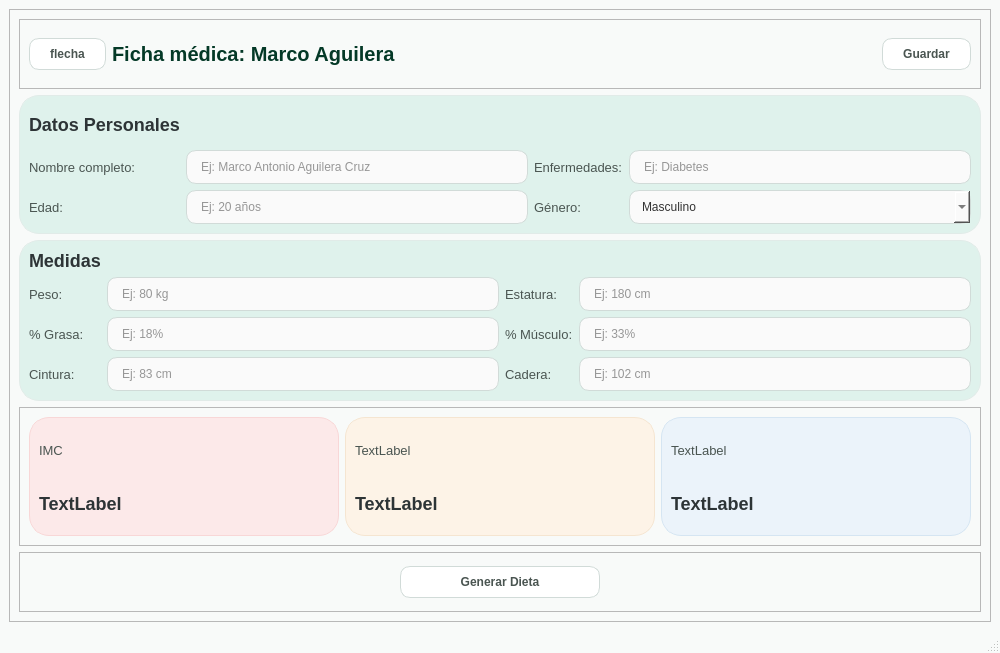
Before: the Qt Designer form views/ficha.ui in marcoaguilera2005maac-svg/planesAlimenticios, drawn with Qt 5.
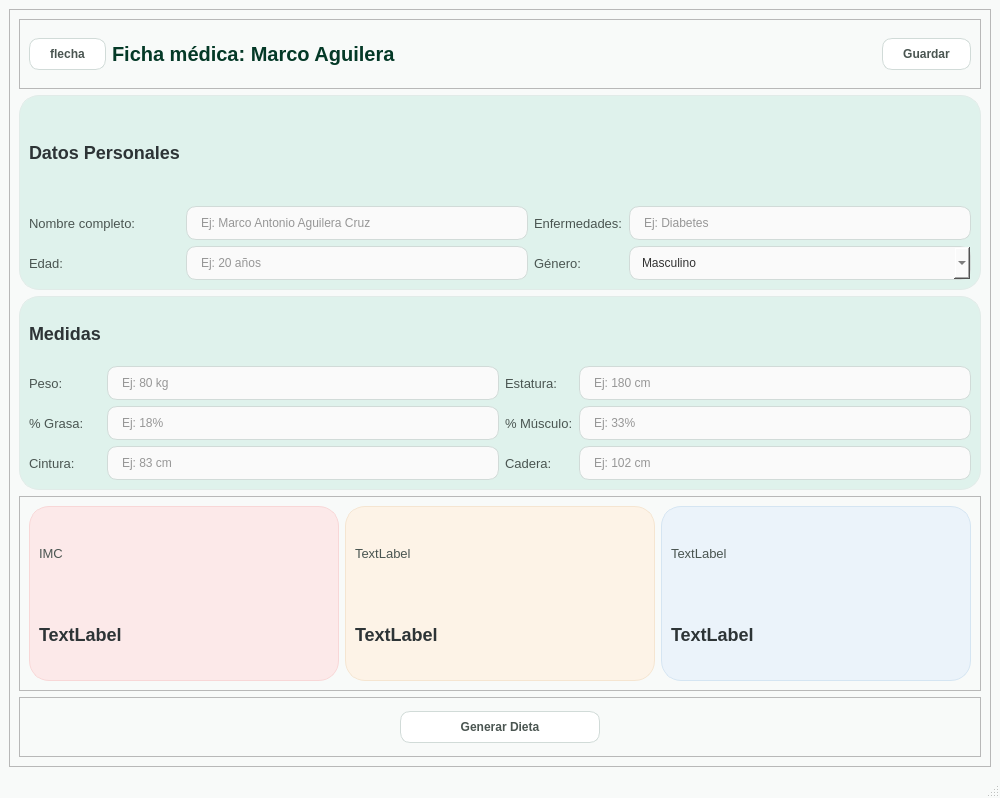
After: the same form once the commit is applied.

```diff
--- a/views/ficha.ui
+++ b/views/ficha.ui
@@ -7,7 +7,7 @@
     <x>0</x>
     <y>0</y>
     <width>1000</width>
-    <height>653</height>
+    <height>798</height>
    </rect>
   </property>
   <property name="windowTitle">
```
